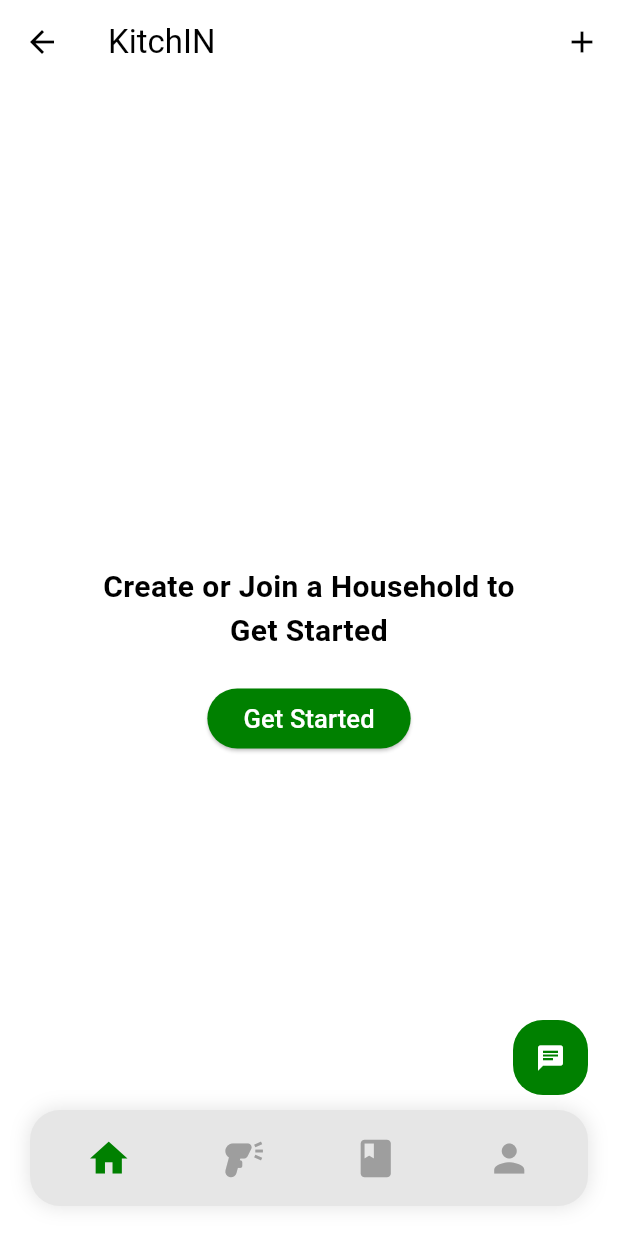
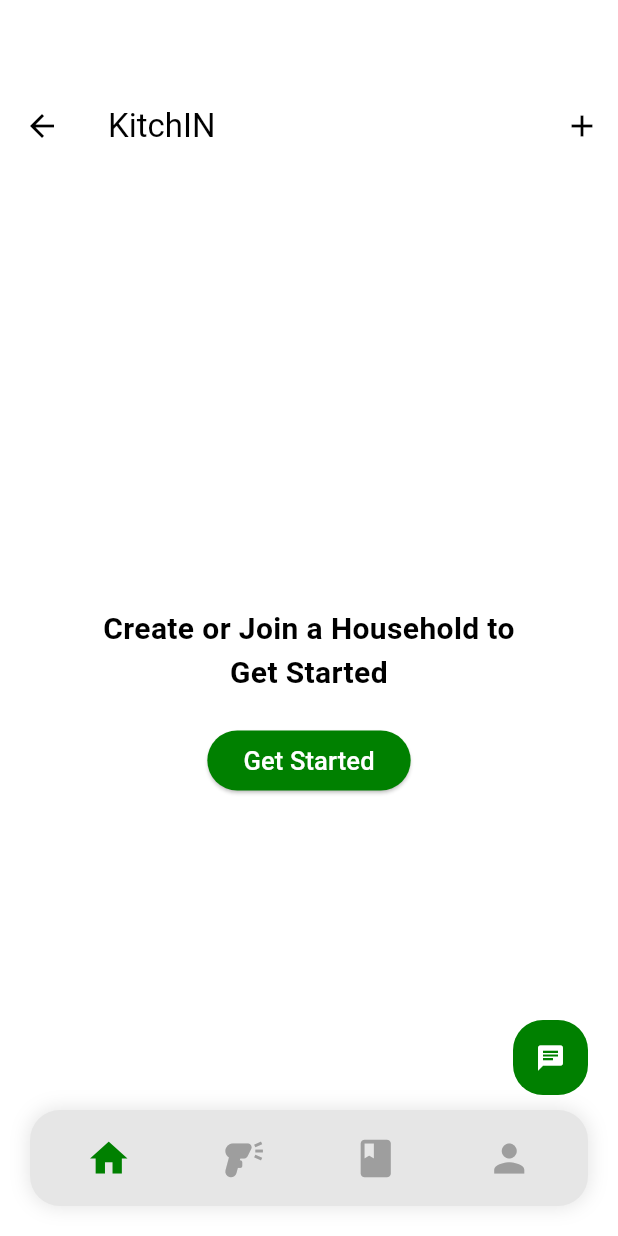
Before and after one commit to joshualim30/kitchin, a Flutter app: the screen it shows after launch, after a tap on "Sign In", on a phone screen of 412 x 824 dp. Run offline on Flutter 3.47's test engine with Material 3 defaults, Android fonts, the phone set to English and light mode, and no system bars; our stand-ins replace card_swiper, cloud_firestore, firebase_auth, firebase_core, flutter_dotenv, google_generative_ai; missing offline and left inert: mobile_scanner; accounts and stored records are empty; network calls fail.

Commit message:
bug fixes

```diff
--- a/lib/main.dart
+++ b/lib/main.dart
@@ -21,7 +21,7 @@ Future<void> main() async {
   );
 
   // Load .env file
-  await dotenv.load(fileName: ".env");
+  await dotenv.load(fileName: "lib/.env");
 
   // Run the app
   runApp(const MainApp());
--- a/lib/navigation.dart
+++ b/lib/navigation.dart
@@ -45,7 +45,11 @@ class _NavigationState extends State<Navigation> {
   Widget build(BuildContext context) {
     return PopScope(
       canPop: false,
-      child: Stack(
+      child: Scaffold(
+        appBar:AppBar(
+          automaticallyImplyLeading: false,
+        ),
+        body: Stack(
           children: <Widget>[
 
             // Show the current screen
@@ -153,6 +157,7 @@ class _NavigationState extends State<Navigation> {
             ),
           ],
         ),
+      ),
     );
   }
 }
```
Lines whose indentation alone changed are shown as unchanged.
